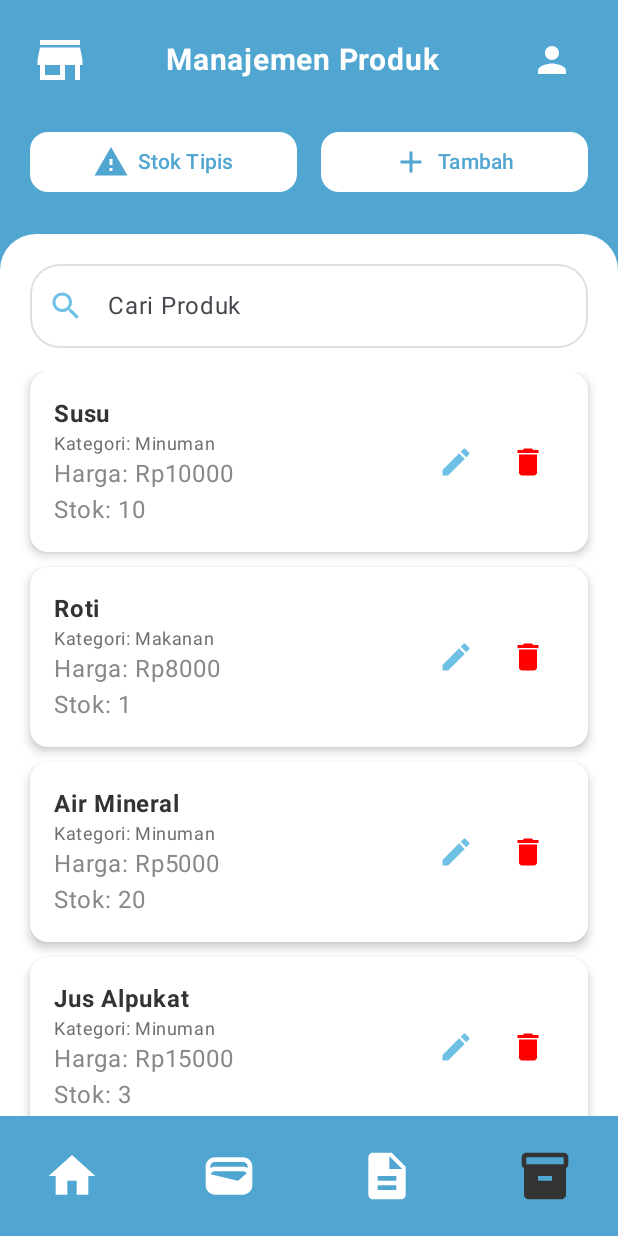
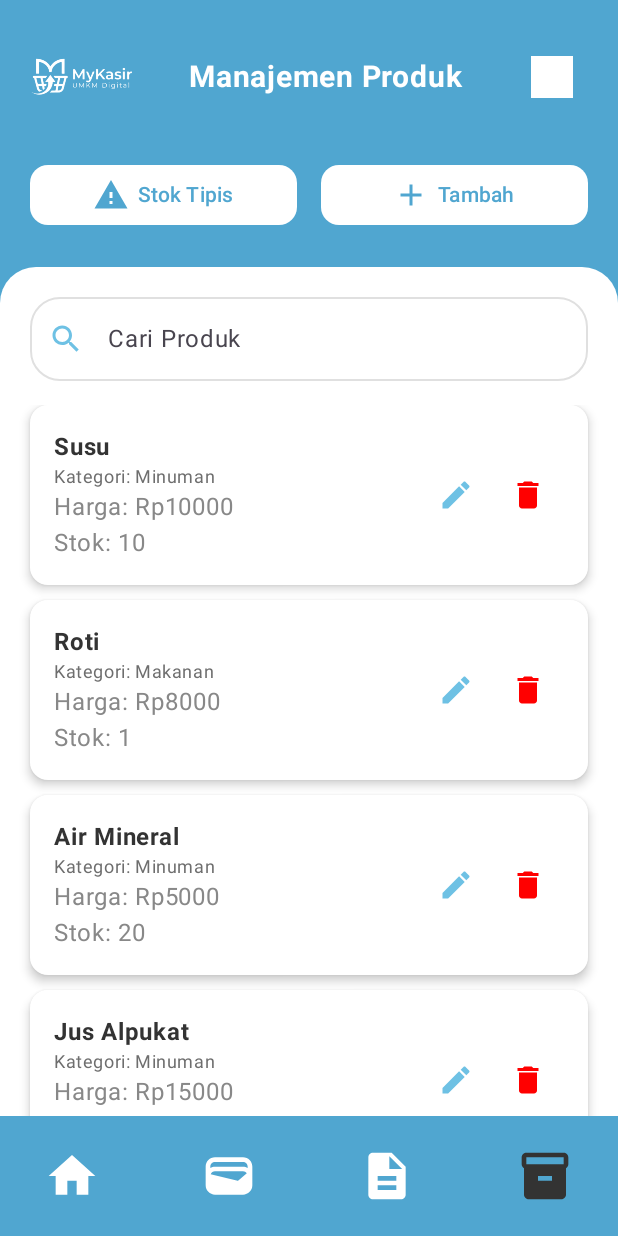
Before and after one commit to Shiddiqi21/MyKasir, an Android app built with Jetpack Compose: the MainAppHost screen opened through its navigation route, item 4 of the bottom bar chosen, on a phone screen of 412 x 824 dp. Run offline under Robolectric (Android 15) with nearby library versions, the phone set to English and light mode, and no system bars.

Commit message:
Login API Unand

```diff
--- a/app/build.gradle.kts
+++ b/app/build.gradle.kts
@@ -76,8 +76,6 @@ dependencies {
     // 4. OkHttp (Dibutuhkan oleh Retrofit)
     implementation("com.squareup.okhttp3:okhttp:4.11.0")
 
-    // --- AKHIR TAMBAHAN ---
-
 
     // ✅ Testing
     testImplementation(libs.junit)
--- a/app/src/main/java/com/example/mykasir/MainActivity.kt
+++ b/app/src/main/java/com/example/mykasir/MainActivity.kt
@@ -5,7 +5,6 @@ import androidx.activity.ComponentActivity
 import androidx.activity.compose.setContent
 import androidx.activity.enableEdgeToEdge
 import androidx.compose.runtime.Composable
-// --- UBAH IMPORT INI ---
 import com.example.mykasir.navigationapp.RootNavGraph // <-- Ganti dari MainAppHost
 import com.example.mykasir.ui.theme.MyKasirTheme
 
@@ -22,9 +21,6 @@ class MainActivity : ComponentActivity() {
 @Composable
 fun MyKasirApp() {
     MyKasirTheme {
-        // Panggil RootNavGraph sebagai titik masuk aplikasi
-        // RootNavGraph yang akan memutuskan untuk menampilkan
-        // LoginScreen atau MainAppHost
         RootNavGraph()
     }
 }
--- a/app/src/main/java/com/example/mykasir/core_data/remote/ApiService.kt
+++ b/app/src/main/java/com/example/mykasir/core_data/remote/ApiService.kt
@@ -1,13 +1,17 @@
 package com.example.mykasir.core_data.remote
 
-import com.example.mykasir.feature_auth.model.LoginRequest
 import com.example.mykasir.feature_auth.model.LoginResponse
-import retrofit2.http.Body
+import retrofit2.http.Field
+import retrofit2.http.FormUrlEncoded
 import retrofit2.http.POST
 
 interface ApiService {
-    @POST("v1/login") // Path yang Anda buat di Beeceptor
+
+    // Menggunakan FormUrlEncoded sesuai API UNAND
+    @FormUrlEncoded
+    @POST("auth/login")
     suspend fun login(
-        @Body request: LoginRequest
+        @Field("email") email: String,
+        @Field("password") password: String
     ): LoginResponse
 }
--- a/app/src/main/java/com/example/mykasir/core_data/remote/RetrofitClient.kt
+++ b/app/src/main/java/com/example/mykasir/core_data/remote/RetrofitClient.kt
@@ -4,8 +4,9 @@ import retrofit2.Retrofit
 import retrofit2.converter.gson.GsonConverterFactory
 
 object RetrofitClient {
-    // !! PENTING: GANTI URL INI DENGAN URL BEECEPTOR ANDA !!
-    private const val BASE_URL = "https://mykasir-testing.free.beeceptor.com"
+
+    // URL API UNAND Anda
+    private const val BASE_URL = "https://backend-ptb.unand.dev/"
 
     val apiService: ApiService by lazy {
         Retrofit.Builder()
--- a/app/src/main/java/com/example/mykasir/feature_auth/model/LoginRequest.kt
+++ /dev/null
@@ -1,6 +0,0 @@
-package com.example.mykasir.feature_auth.model
-
-data class LoginRequest(
-    val email: String,
-    val password: String
-)
--- a/app/src/main/java/com/example/mykasir/feature_auth/screen/LoginScreen.kt
+++ b/app/src/main/java/com/example/mykasir/feature_auth/screen/LoginScreen.kt
@@ -22,7 +22,7 @@ import androidx.lifecycle.viewmodel.compose.viewModel
 import com.example.mykasir.R // Pastikan R di-import
 import com.example.mykasir.feature_auth.viewmodel.LoginUiState
 import com.example.mykasir.feature_auth.viewmodel.LoginViewModel
-
+import androidx.compose.ui.layout.ContentScale
 /**
  * Layar Login.
  * @param onLoginSuccess Lambda yang akan dipanggil saat login berhasil.
@@ -59,14 +59,15 @@ fun LoginScreen(
             horizontalAlignment = Alignment.CenterHorizontally
         ) {
 
-            // !! PERINGATAN: Anda HARUS menambahkan 'mykasir_logo_umkm.png' ke res/drawable
+
             Image(
                 painter = painterResource(id = R.drawable.mykasir_logo),
                 contentDescription = "MyKasir Logo",
-                modifier = Modifier.height(150.dp)
+                modifier = Modifier.height(80.dp),
+                contentScale = ContentScale.FillHeight // <-- TAMBAHKAN INI // Coba ubah-ubah nilai ini
             )
 
-            Spacer(modifier = Modifier.height(38.dp))
+            Spacer(modifier = Modifier.height(48.dp))
 
             Text(
                 text = "Login to your Account",
--- a/app/src/main/java/com/example/mykasir/feature_manajemen_produk/screen/ManajemenProdukScreen.kt
+++ b/app/src/main/java/com/example/mykasir/feature_manajemen_produk/screen/ManajemenProdukScreen.kt
@@ -7,17 +7,19 @@ import androidx.compose.foundation.lazy.items
 import androidx.compose.foundation.shape.RoundedCornerShape
 import androidx.compose.material.icons.Icons
 import androidx.compose.material.icons.filled.Add
-import androidx.compose.material.icons.filled.Person
-import androidx.compose.material.icons.filled.Store
+// import androidx.compose.material.icons.filled.Person // Tidak dipakai, kita pakai drawable
+// import androidx.compose.material.icons.filled.Store // Tidak dipakai, kita pakai drawable
 import androidx.compose.material.icons.filled.Warning
 import androidx.compose.material3.*
 import androidx.compose.runtime.*
 import androidx.compose.ui.Alignment
 import androidx.compose.ui.Modifier
+import androidx.compose.ui.res.painterResource // <-- IMPORT INI
 import androidx.compose.ui.text.font.FontWeight
 import androidx.compose.ui.unit.dp
 import androidx.compose.ui.unit.sp
 import androidx.navigation.NavController
+import com.example.mykasir.R // <-- IMPORT R (Resource)
 import com.example.mykasir.feature_manajemen_produk.component.ProductCard
 import com.example.mykasir.feature_manajemen_produk.component.ProductSearchBar
 import com.example.mykasir.feature_manajemen_produk.navigation.Screen
@@ -28,7 +30,6 @@ import com.example.mykasir.feature_manajemen_produk.viewmodel.ProductViewModel
 fun ManajemenProdukScreen(navController: NavController, viewModel: ProductViewModel) {
     var query by remember { mutableStateOf("") }
 
-    // Latar belakang utama mengambil dari tema
     Column(
         modifier = Modifier
             .fillMaxSize()
@@ -49,21 +50,27 @@ fun ManajemenProdukScreen(navController: NavController, viewModel: ProductViewMo
                 horizontalArrangement = Arrangement.SpaceBetween,
                 verticalAlignment = Alignment.CenterVertically
             ) {
+                // --- 1. UBAH DI SINI: Gunakan painterResource ---
                 Icon(
-                    imageVector = Icons.Filled.Store,
+                    // Pastikan Anda punya file 'mykasir_logo' di drawable
+                    painter = painterResource(id = R.drawable.mykasir_logo),
                     contentDescription = "Logo MyKasir",
                     tint = MaterialTheme.colorScheme.onPrimary,
-                    modifier = Modifier.size(40.dp)
+                    modifier = Modifier.size(70.dp)
                 )
+
                 Text(
                     text = "Manajemen Produk",
                     fontSize = 20.sp,
                     color = MaterialTheme.colorScheme.onPrimary,
                     fontWeight = FontWeight.Bold
                 )
+
                 IconButton(onClick = { /* Arahkan ke profil */ }) {
+                    // --- 2. UBAH DI SINI: Gunakan painterResource ---
                     Icon(
-                        imageVector = Icons.Filled.Person,
+                        // Pastikan Anda punya file 'ic_person' di drawable
+                        painter = painterResource(id = R.drawable.ic_person),
                         contentDescription = "Profil",
                         tint = MaterialTheme.colorScheme.onPrimary,
                         modifier = Modifier.size(28.dp)
@@ -89,13 +96,11 @@ fun ManajemenProdukScreen(navController: NavController, viewModel: ProductViewMo
                     Icon(
                         Icons.Default.Warning,
                         contentDescription = null,
-                        // --- 1. UBAH DI SINI ---
-                        tint = MaterialTheme.colorScheme.primary // (Jadi Biru)
+                        tint = MaterialTheme.colorScheme.primary
                     )
                     Text(
                         "Stok Tipis",
-                        // --- 2. UBAH DI SINI ---
-                        color = MaterialTheme.colorScheme.primary, // (Jadi Biru)
+                        color = MaterialTheme.colorScheme.primary,
                         modifier = Modifier.padding(start = 6.dp)
                     )
                 }
@@ -112,13 +117,11 @@ fun ManajemenProdukScreen(navController: NavController, viewModel: ProductViewMo
                     Icon(
                         Icons.Default.Add,
                         contentDescription = null,
-                        // --- 3. UBAH DI SINI ---
-                        tint = MaterialTheme.colorScheme.primary, // (Jadi Biru)
+                        tint = MaterialTheme.colorScheme.primary,
                     )
                     Text(
                         "Tambah",
-                        // --- 4. UBAH DI SINI ---
-                        color = MaterialTheme.colorScheme.primary, // (Jadi Biru)
+                        color = MaterialTheme.colorScheme.primary,
                         modifier = Modifier.padding(start = 6.dp)
                     )
                 }
--- a/app/src/main/java/com/example/mykasir/navigationapp/RootNavGraph.kt
+++ b/app/src/main/java/com/example/mykasir/navigationapp/RootNavGraph.kt
@@ -1,4 +1,4 @@
-package com.example.mykasir.navigationapp // <-- Pastikan package ini benar
+package com.example.mykasir.navigationapp
 
 import androidx.compose.runtime.Composable
 import androidx.lifecycle.viewmodel.compose.viewModel
@@ -9,7 +9,6 @@ import androidx.navigation.navigation
 import com.example.mykasir.feature_auth.screen.LoginScreen
 import com.example.mykasir.feature_auth.viewmodel.LoginViewModel
 
-// Definisikan rute-rute utama Anda
 object Graph {
     const val ROOT = "root_graph"
     const val AUTH = "auth_graph"
@@ -22,20 +21,18 @@ fun RootNavGraph() {
 
     NavHost(
         navController = navController,
-        route = Graph.ROOT, // Rute untuk seluruh NavHost
+        route = Graph.ROOT,
         startDestination = Graph.AUTH // Mulai dari alur Auth
     ) {
         // Alur Autentikasi (Login)
         navigation(
             route = Graph.AUTH,
-            startDestination = "login" // Layar pertama di alur auth
+            startDestination = "login"
         ) {
             composable(route = "login") {
-                // Buat instance ViewModel di sini
                 val loginViewModel: LoginViewModel = viewModel()
-
                 LoginScreen(
-                    viewModel = loginViewModel, // Kirim ViewModel ke Layar
+                    viewModel = loginViewModel,
                     onLoginSuccess = {
                         // Jika login sukses, navigasi ke Alur Utama
                         navController.navigate(Graph.MAIN) {
@@ -47,17 +44,16 @@ fun RootNavGraph() {
                     }
                 )
             }
-            // (Anda bisa tambahkan composable("signup") di sini nanti)
         }
 
         // Alur Utama Aplikasi (Setelah Login)
         navigation(
             route = Graph.MAIN,
-            startDestination = "main_host" // Layar pertama di alur main
+            startDestination = "main_host"
         ) {
             composable(route = "main_host") {
                 // MainAppHost adalah Composable Anda dari file
-                // MainAppNavigation.kt (yang ada di package ini juga)
+                // MainAppNavigation.kt yang berisi BottomNavBar
                 MainAppHost()
             }
         }
```
Also changed, not shown: app/src/main/java/com/example/mykasir/core_ui/SimpleTopBar.kt (+0 -8 lines), app/src/main/java/com/example/mykasir/feature_auth/model/LoginResponse.kt (+3 -8 lines), app/src/main/java/com/example/mykasir/feature_auth/viewmodel/LoginViewModel.kt (+13 -16 lines).
